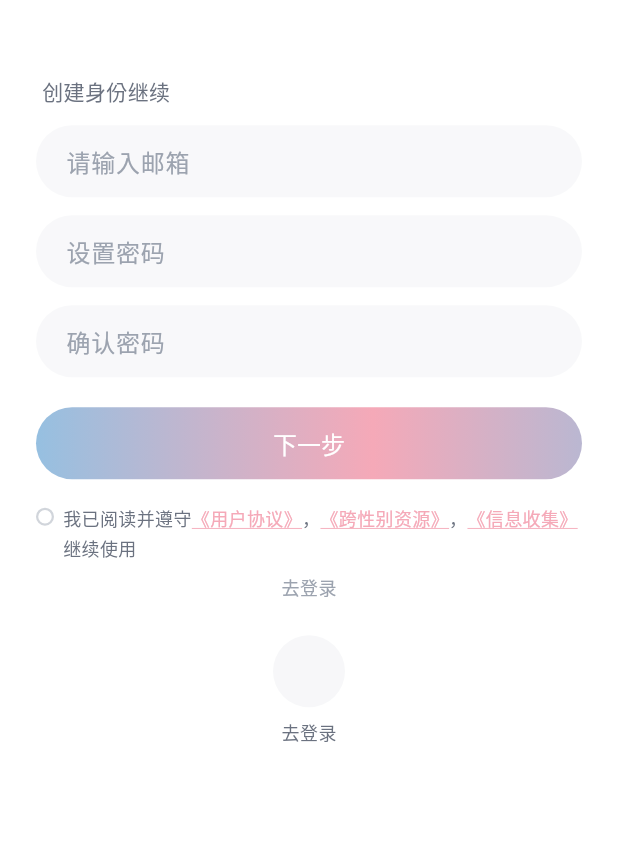
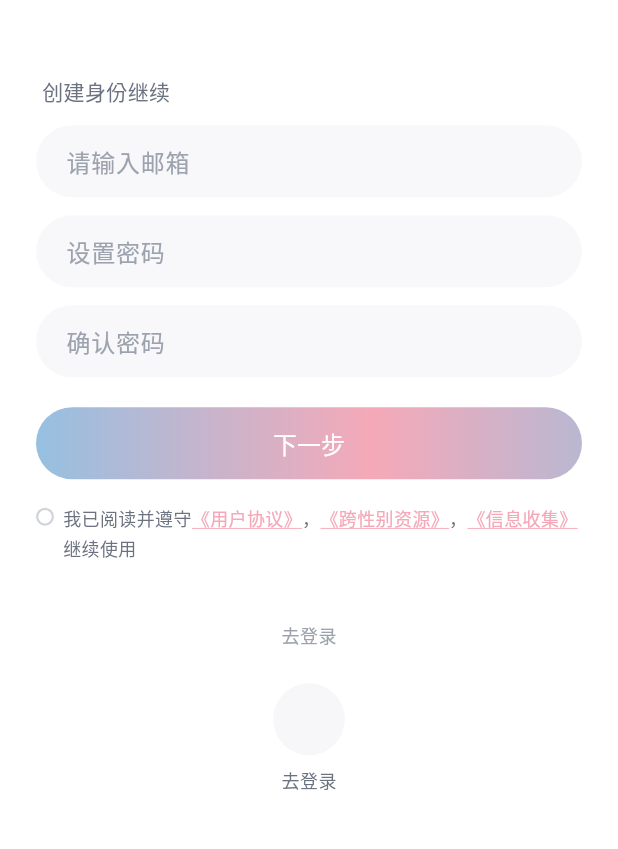
Before and after one commit to Suran2022/Porten, a Flutter app: the RegisterPage screen opened directly with empty values, on a phone screen of 412 x 824 dp, the part 129-978 px from its top. Run offline on Flutter 3.47's test engine with Material 3 defaults, Android fonts, the phone set to English and light mode, and no system bars; our stand-ins replace flutter_riverpod, flutter_svg; missing offline and left inert: path_parsing.

Commit message:
r8: 注册验证码步骤页重构为 Web 同构两块布局（spaceBetween 平铺反模式根治）+ 验证码页隐藏协议勾选 + mb-2 间距，versionCode 8

```diff
--- a/mobile/flutter/porten_flutter/lib/features/auth/register_page.dart
+++ b/mobile/flutter/porten_flutter/lib/features/auth/register_page.dart
@@ -159,6 +159,14 @@ class _RegisterPageState extends ConsumerState<RegisterPage> {
                 mainAxisSize: MainAxisSize.min,
                 crossAxisAlignment: CrossAxisAlignment.center,
                 children: <Widget>[
+                  // 零高占位：spaceBetween 下两个等大空隙把内容块精确
+                  // 垂直居中（对齐 Web 端 main flex-1 justify-center）。
+                  const SizedBox(width: double.infinity),
+                  // 内容块：Web 端 main 区整体（内部间距固定，不被撑散）
+                  Column(
+                    mainAxisSize: MainAxisSize.min,
+                    crossAxisAlignment: CrossAxisAlignment.center,
+                    children: <Widget>[
                   SizedBox(height: 24 * s),
                     // 标题：仅 step=form 显示（text-5xl font-bold）
                     if (isFormStep)
@@ -244,6 +252,7 @@ class _RegisterPageState extends ConsumerState<RegisterPage> {
                               if (_error != null) setState(() => _error = null);
                             },
                           ),
+                          const SizedBox(height: 8), // mb-2
                           SizedBox(
                             height: 32,
                             child: Center(
@@ -283,6 +292,9 @@ class _RegisterPageState extends ConsumerState<RegisterPage> {
                       loading: auth.isLoading,
                       onPressed: isFormStep ? _handleNext : _handleRegister,
                     ),
+                    // 协议勾选仅在第一步显示（验证码页不出现，按产品验收要求；
+                    // 勾选状态由第一步保留，注册提交时仍校验）。
+                    if (isFormStep)
                       AgreementCheckbox(
                         checked: _agreed,
                         onChanged: (bool v) => setState(() {
@@ -302,6 +314,10 @@ class _RegisterPageState extends ConsumerState<RegisterPage> {
                               .copyWith(color: PortenColor.error),
                         ),
                       ),
+                    const SizedBox(height: 32), // main 区 pb-8
+                  ],
+                  ),
+                  // 底部：去登录（Web 端独立 bottom 区，贴底）
             // 底部：去登录（与表单同列 spaceBetween，键盘弹出时随滚动让位）
             Padding(
               padding: const EdgeInsets.fromLTRB(0, 0, 0, 32),
```
Also changed, not shown: 2 other files. Lines whose indentation alone changed are shown as unchanged.
